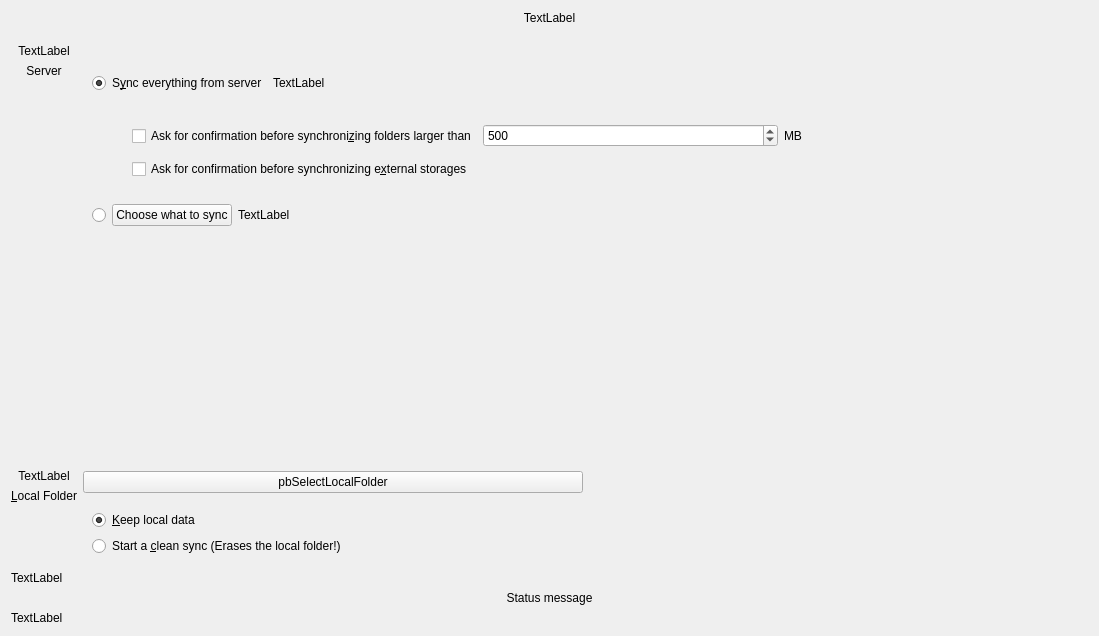
Before: the Qt Designer form src/gui/wizard/owncloudadvancedsetuppage.ui in nextcloud/desktop, drawn with Qt 5.
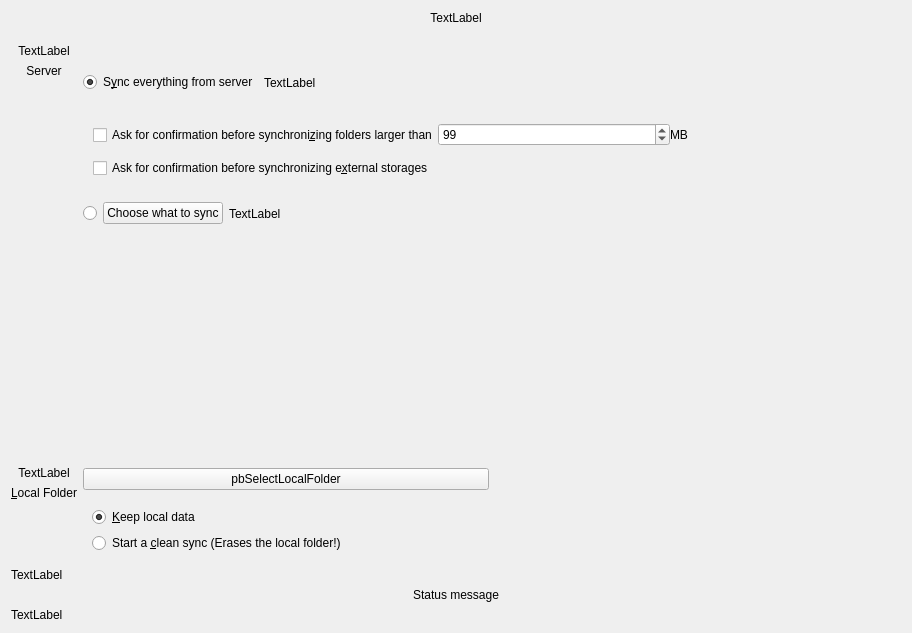
After: the same form once the commit is applied.

Diff of the .ui file:
```diff
--- a/src/gui/wizard/owncloudadvancedsetuppage.ui
+++ b/src/gui/wizard/owncloudadvancedsetuppage.ui
@@ -6,12 +6,12 @@
    <rect>
     <x>0</x>
     <y>0</y>
-    <width>1099</width>
-    <height>636</height>
+    <width>912</width>
+    <height>633</height>
    </rect>
   </property>
   <property name="sizePolicy">
-   <sizepolicy hsizetype="Preferred" vsizetype="Maximum">
+   <sizepolicy hsizetype="Maximum" vsizetype="Maximum">
     <horstretch>0</horstretch>
     <verstretch>0</verstretch>
    </sizepolicy>
@@ -226,6 +226,12 @@
      <item row="0" column="1" colspan="2">
       <widget class="QWidget" name="widget" native="true">
        <layout class="QVBoxLayout" name="verticalLayout">
+        <property name="leftMargin">
+         <number>0</number>
+        </property>
+        <property name="rightMargin">
+         <number>0</number>
+        </property>
         <item>
          <layout class="QHBoxLayout" name="horizontalLayout_2">
           <item>
@@ -262,6 +268,9 @@
         </item>
         <item>
          <layout class="QGridLayout" name="gridLayout_2">
+          <property name="horizontalSpacing">
+           <number>0</number>
+          </property>
           <item row="0" column="0">
            <spacer name="horizontalSpacer_4">
             <property name="orientation">
@@ -272,7 +281,7 @@
             </property>
             <property name="sizeHint" stdset="0">
              <size>
-              <width>40</width>
+              <width>10</width>
               <height>20</height>
              </size>
             </property>
@@ -290,10 +299,10 @@
             <item>
              <widget class="QSpinBox" name="confSpinBox">
               <property name="maximum">
-               <number>1000000000</number>
+               <number>999999</number>
               </property>
               <property name="value">
-               <number>500</number>
+               <number>99</number>
               </property>
              </widget>
             </item>
```
